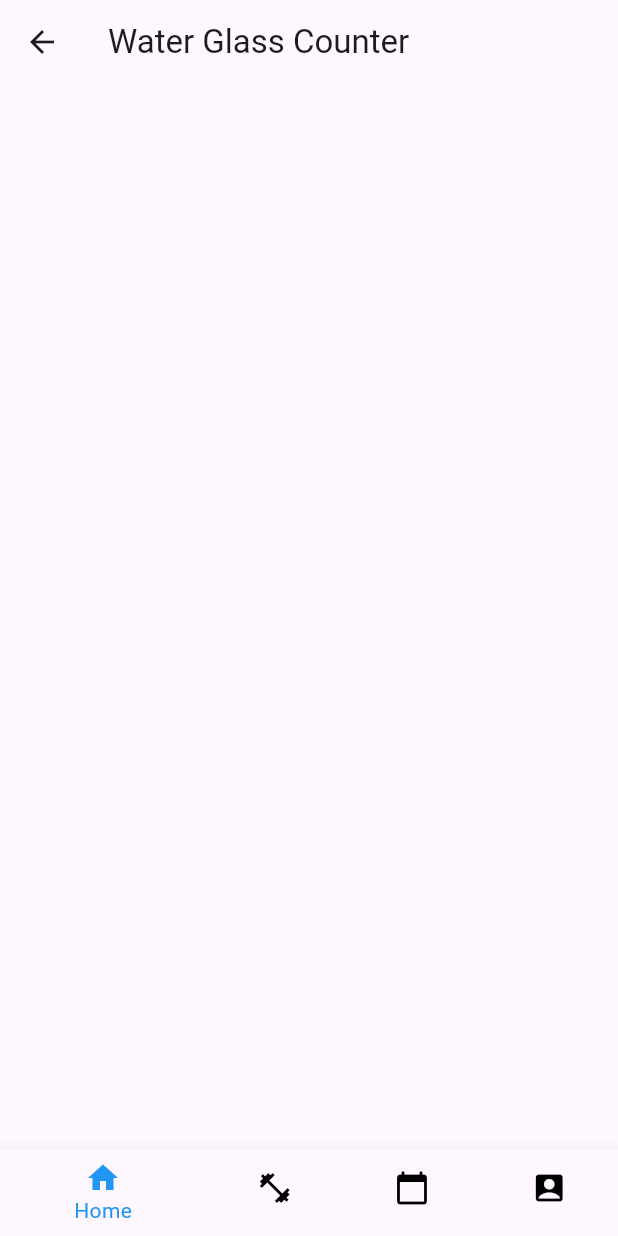
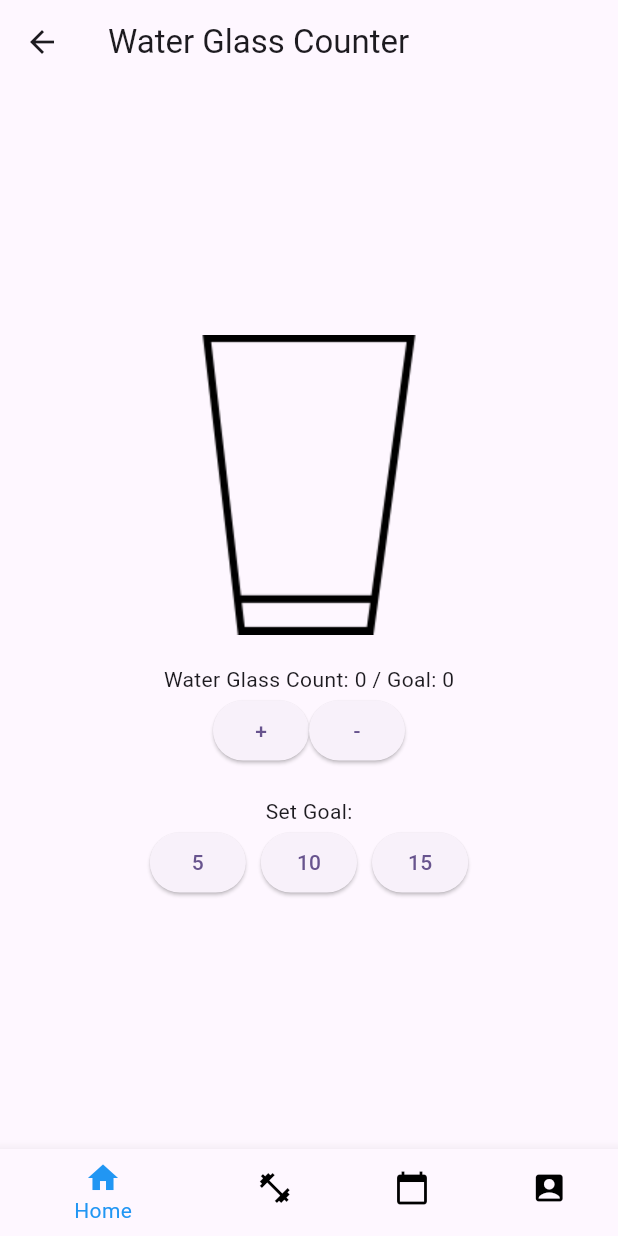
Before and after one commit to mateuszkasprzak94/fitness_prodigy, a Flutter app: the WaterGlassCounterPage screen opened directly, on a phone screen of 412 x 824 dp. Run offline on Flutter 3.47's test engine with Material 2 defaults, Android fonts, the phone set to English and light mode, and no system bars; our stand-ins replace firebase_auth, firebase_core, google_fonts; accounts and stored records are empty.

Commit message:
Add set goal function to water glass counter page

```diff
--- a/lib/app/after login plus features/water_glass_counter/water_glass_counter_page.dart
+++ b/lib/app/after login plus features/water_glass_counter/water_glass_counter_page.dart
@@ -18,12 +18,103 @@ class WaterGlassCounterPage extends StatefulWidget {
 
 class _WaterGlassCounterPageState extends State<WaterGlassCounterPage> {
   var currentIndex = 0;
+  var waterGlassCount = 0;
+  var goalReached = false;
+  var goal = 0;
+
+  void _incrementWaterGlassCount() {
+    setState(() {
+      waterGlassCount++;
+      if (waterGlassCount >= goal) {
+        goalReached = true;
+      }
+    });
+  }
+
+  void _decrementWaterGlassCount() {
+    setState(() {
+      if (waterGlassCount > 0) {
+        waterGlassCount--;
+        if (waterGlassCount < goal) {
+          goalReached = false;
+        }
+      }
+    });
+  }
+
+  void _setGoal(int newGoal) {
+    setState(() {
+      goal = newGoal;
+      if (waterGlassCount >= goal) {
+        goalReached = true;
+      } else {
+        goalReached = false;
+      }
+    });
+  }
+
   @override
   Widget build(BuildContext context) {
     return Scaffold(
       appBar: AppBar(
         title: const Text(
           'Water Glass Counter',
+        ),
+      ),
+      body: Center(
+        child: Column(
+          mainAxisAlignment: MainAxisAlignment.center,
+          children: [
+            goalReached
+                ? Image.asset(
+                    'images/water glass.png',
+                    width: 200,
+                    height: 200,
+                  )
+                : Image.asset(
+                    'images/empty.png',
+                    width: 200,
+                    height: 200,
+                  ),
+            const SizedBox(
+              height: 20,
+            ),
+            Text('Water Glass Count: $waterGlassCount / Goal: $goal'),
+            Row(
+              mainAxisAlignment: MainAxisAlignment.center,
+              children: [
+                ElevatedButton(
+                  onPressed: _incrementWaterGlassCount,
+                  child: const Text('+'),
+                ),
+                ElevatedButton(
+                  onPressed: _decrementWaterGlassCount,
+                  child: const Text('-'),
+                ),
+              ],
+            ),
+            const SizedBox(height: 20),
+            const Text('Set Goal:'),
+            Row(
+              mainAxisAlignment: MainAxisAlignment.center,
+              children: [
+                ElevatedButton(
+                  onPressed: () => _setGoal(5),
+                  child: const Text('5'),
+                ),
+                const SizedBox(width: 10),
+                ElevatedButton(
+                  onPressed: () => _setGoal(10),
+                  child: const Text('10'),
+                ),
+                const SizedBox(width: 10),
+                ElevatedButton(
+                  onPressed: () => _setGoal(15),
+                  child: const Text('15'),
+                ),
+              ],
+            ),
+          ],
         ),
       ),
       bottomNavigationBar: BottomNavigationBar(
```
Also changed, not shown: images/empty.png (added), images/water glass.png (added).
